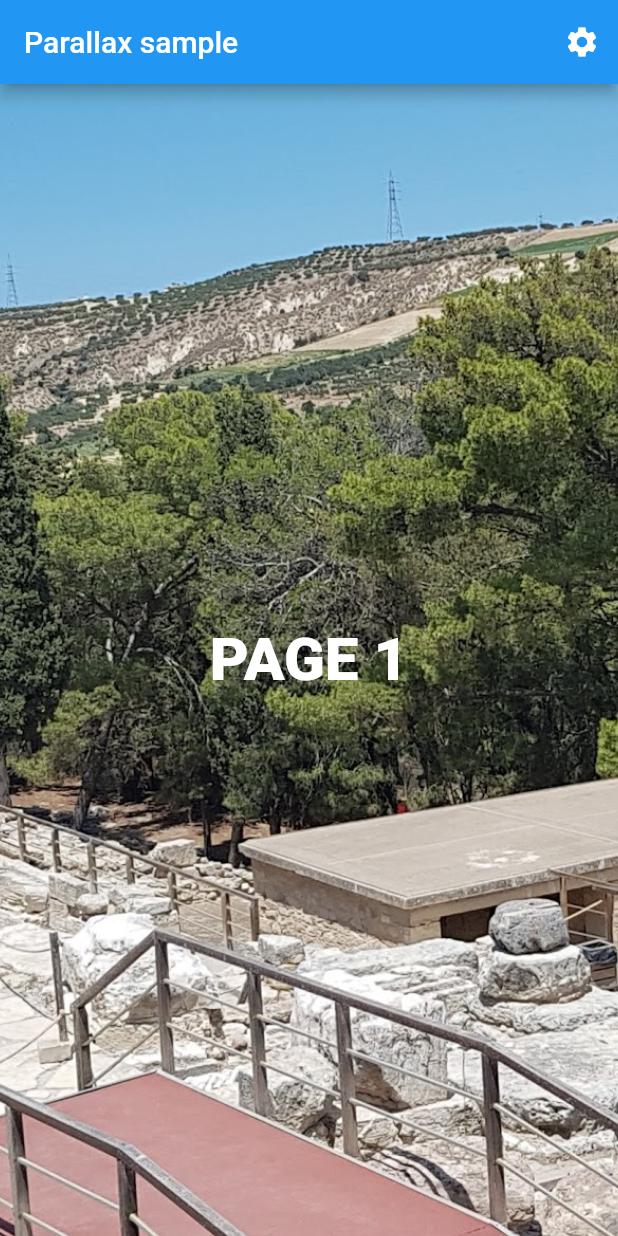
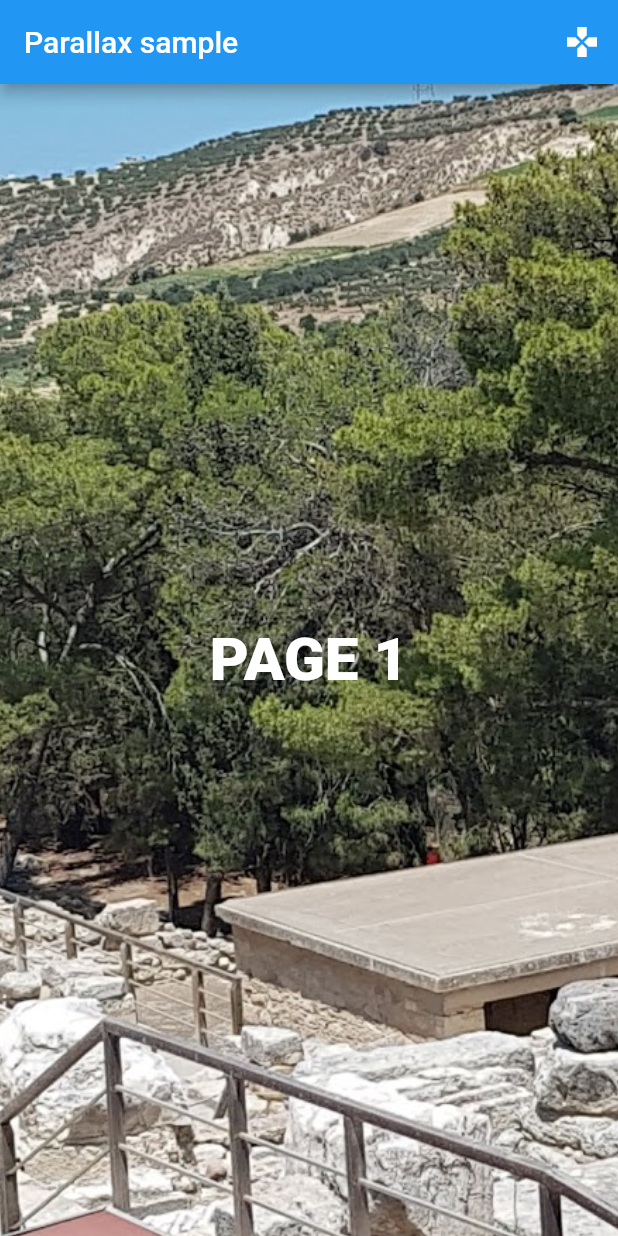
Before and after one commit to woutervanwijk/parallax_animation, a Flutter app: the screen it shows after launch, on a phone screen of 412 x 824 dp. Run offline on Flutter 3.47's test engine with Material 2 defaults, Android fonts, the phone set to English and light mode, and no system bars.

Commit message:
Better example

```diff
--- a/example/lib/main.dart
+++ b/example/lib/main.dart
@@ -1,5 +1,6 @@
 import 'package:example/routes/parallax_route.dart';
 import 'package:flutter/material.dart';
+import 'package:parallax_animation/parallax_animation.dart';
 
 void main() {
   runApp(ParallaxApp());
@@ -14,7 +15,55 @@ class ParallaxApp extends StatelessWidget {
       theme: ThemeData(
         primarySwatch: Colors.blue,
       ),
-      home: ParallaxRoute(),
+      home: ParallaxSample(),
     );
   }
 }
+
+class ParallaxSample extends StatelessWidget {
+  @override
+  Widget build(BuildContext context) {
+    return Scaffold(
+      appBar: AppBar(
+        title: Text("Parallax sample"),
+        actions: [
+          IconButton(
+              onPressed: () async {
+                Navigator.of(context)
+                    .push(MaterialPageRoute(builder: (context) {
+                  return ParallaxRoute();
+                }));
+              },
+              icon: Icon(
+                Icons.gamepad,
+                semanticLabel: "Interactive experience",
+              ))
+        ],
+      ),
+      body: ParallaxArea(
+        child: PageView.builder(
+          scrollDirection: Axis.vertical,
+          itemBuilder: (context, index) {
+            return ParallaxWidget(
+              child: Center(
+                child: Text(
+                  "PAGE ${index + 1}",
+                  textAlign: TextAlign.center,
+                  style: TextStyle(
+                    color: Colors.white,
+                    fontSize: 40,
+                    fontWeight: FontWeight.w900,
+                  ),
+                ),
+              ),
+              background: Image.asset(
+                "assets/background_${index % 4}.jpg",
+                fit: BoxFit.cover,
+              ),
+            );
+          },
+        ),
+      ),
+    );
+  }
+}
--- a/example/lib/ui/parallax_item.dart
+++ b/example/lib/ui/parallax_item.dart
@@ -41,7 +41,7 @@ class ParallaxItem extends StatelessWidget {
         ),
       ),
       background: Image.asset(
-        "assets/background_${index % 3}.jpg",
+        "assets/background_${index % 4}.jpg",
         fit: BoxFit.cover,
       ),
     );
--- a/pubspec.yaml
+++ b/pubspec.yaml
@@ -1,7 +1,6 @@
 name: parallax_animation
-description: A new Flutter package project.
-version: 0.0.1
-author: Carlo Lucera
+description: Adds parallax effects to any scrollable.
+version: 0.0.2
 homepage: https://www.3rein.com
 
 environment:
```
Also changed, not shown: example/pubspec.lock, 2 other files.
